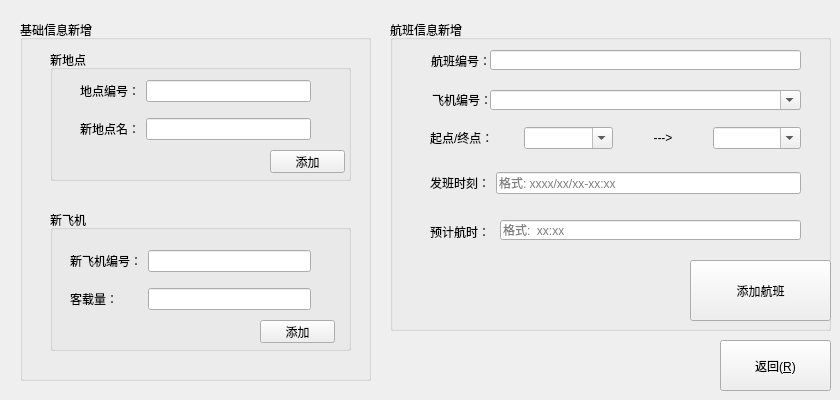
The window that src/UI/widgets/informationloggerwidget.ui (3944Realms/AirLife) describes before a commit, drawn with Qt 5.
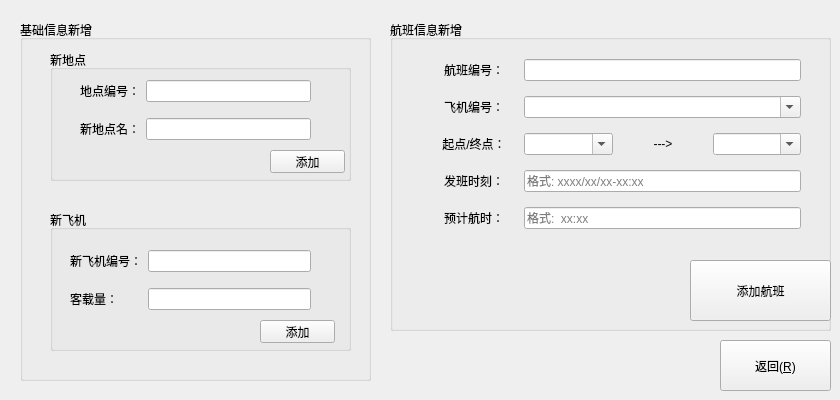
The same window after the commit. Icons and pictures are not drawn.

```diff
--- a/src/UI/widgets/informationloggerwidget.ui
+++ b/src/UI/widgets/informationloggerwidget.ui
@@ -170,51 +170,6 @@
    <property name="title">
     <string>航班信息新增</string>
    </property>
-   <widget class="QLabel" name="airLifeFlightLabel">
-    <property name="geometry">
-     <rect>
-      <x>40</x>
-      <y>20</y>
-      <width>61</width>
-      <height>41</height>
-     </rect>
-    </property>
-    <property name="text">
-     <string>航班编号：</string>
-    </property>
-    <property name="alignment">
-     <set>Qt::AlignRight|Qt::AlignTrailing|Qt::AlignVCenter</set>
-    </property>
-   </widget>
-   <widget class="QLabel" name="airLifeAirplaneUUIDLabel">
-    <property name="geometry">
-     <rect>
-      <x>42</x>
-      <y>70</y>
-      <width>72</width>
-      <height>19</height>
-     </rect>
-    </property>
-    <property name="text">
-     <string>飞机编号：</string>
-    </property>
-   </widget>
-   <widget class="QComboBox" name="airLifeFlightAirplaneUUIDComboBox">
-    <property name="geometry">
-     <rect>
-      <x>100</x>
-      <y>70</y>
-      <width>311</width>
-      <height>20</height>
-     </rect>
-    </property>
-    <property name="editable">
-     <bool>true</bool>
-    </property>
-    <property name="frame">
-     <bool>true</bool>
-    </property>
-   </widget>
    <widget class="QPushButton" name="airLifeAddNewFlightPushButton">
     <property name="geometry">
      <rect>
@@ -232,29 +187,70 @@
     <property name="geometry">
      <rect>
       <x>40</x>
-      <y>90</y>
+      <y>30</y>
       <width>371</width>
-      <height>101</height>
+      <height>191</height>
      </rect>
     </property>
-    <layout class="QVBoxLayout" name="verticalLayout">
-     <item>
-      <layout class="QHBoxLayout" name="horizontalLayout_2">
-       <item>
+    <layout class="QGridLayout" name="gridLayout_3">
+     <item row="2" column="1">
         <widget class="QLabel" name="airLifeSELabel">
          <property name="text">
           <string>起点/终点：</string>
          </property>
-        </widget>
-       </item>
-       <item>
+       <property name="alignment">
+        <set>Qt::AlignCenter</set>
+       </property>
+      </widget>
+     </item>
+     <item row="3" column="1">
+      <widget class="QLabel" name="airLifeSTimeELabel">
+       <property name="text">
+        <string>发班时刻：</string>
+       </property>
+       <property name="alignment">
+        <set>Qt::AlignCenter</set>
+       </property>
+      </widget>
+     </item>
+     <item row="2" column="2">
         <widget class="QComboBox" name="airLifeFlightEComboBox">
          <property name="editable">
           <bool>true</bool>
          </property>
         </widget>
        </item>
-       <item>
+     <item row="0" column="1">
+      <widget class="QLabel" name="airLifeFlightLabel">
+       <property name="text">
+        <string>航班编号：</string>
+       </property>
+       <property name="alignment">
+        <set>Qt::AlignCenter</set>
+       </property>
+      </widget>
+     </item>
+     <item row="4" column="1">
+      <widget class="QLabel" name="airLifeTakeTimeLabel">
+       <property name="text">
+        <string>预计航时：</string>
+       </property>
+       <property name="alignment">
+        <set>Qt::AlignCenter</set>
+       </property>
+      </widget>
+     </item>
+     <item row="1" column="1">
+      <widget class="QLabel" name="airLifeAirplaneUUIDLabel">
+       <property name="text">
+        <string>飞机编号：</string>
+       </property>
+       <property name="alignment">
+        <set>Qt::AlignCenter</set>
+       </property>
+      </widget>
+     </item>
+     <item row="2" column="3">
         <widget class="QLabel" name="airLifeArrowLabel">
          <property name="focusPolicy">
           <enum>Qt::NoFocus</enum>
@@ -267,25 +263,27 @@
          </property>
         </widget>
        </item>
-       <item>
+     <item row="2" column="4">
         <widget class="QComboBox" name="airLifeFlightSComboBox">
          <property name="editable">
           <bool>true</bool>
          </property>
         </widget>
        </item>
-      </layout>
-     </item>
-     <item>
-      <layout class="QHBoxLayout" name="horizontalLayout_3">
-       <item>
-        <widget class="QLabel" name="airLifeSTimeELabel">
-         <property name="text">
-          <string>发班时刻：</string>
+     <item row="1" column="2" colspan="3">
+      <widget class="QComboBox" name="airLifeFlightAirplaneUUIDComboBox">
+       <property name="editable">
+        <bool>true</bool>
+       </property>
+       <property name="frame">
+        <bool>true</bool>
          </property>
         </widget>
        </item>
-       <item>
+     <item row="0" column="2" colspan="3">
+      <widget class="QLineEdit" name="airLifeFlightUUIDLineEdit"/>
+     </item>
+     <item row="3" column="2" colspan="3">
         <widget class="QLineEdit" name="airLifeFlightTimeLineEdit">
          <property name="readOnly">
           <bool>false</bool>
@@ -295,45 +293,14 @@
          </property>
         </widget>
        </item>
-      </layout>
-     </item>
-    </layout>
-   </widget>
-   <widget class="QLineEdit" name="airLifeFlightUUIDLineEdit">
-    <property name="geometry">
-     <rect>
-      <x>100</x>
-      <y>30</y>
-      <width>311</width>
-      <height>20</height>
-     </rect>
-    </property>
-   </widget>
+     <item row="4" column="2" colspan="3">
    <widget class="QLineEdit" name="airLifeFlightTakeTimeLineEdit">
-    <property name="geometry">
-     <rect>
-      <x>110</x>
-      <y>200</y>
-      <width>301</width>
-      <height>20</height>
-     </rect>
-    </property>
     <property name="placeholderText">
      <string>格式:  xx:xx</string>
     </property>
    </widget>
-   <widget class="QLabel" name="airLifeTakeTimeLabel">
-    <property name="geometry">
-     <rect>
-      <x>40</x>
-      <y>190</y>
-      <width>60</width>
-      <height>44</height>
-     </rect>
-    </property>
-    <property name="text">
-     <string>预计航时：</string>
-    </property>
+     </item>
+    </layout>
    </widget>
   </widget>
   <widget class="QPushButton" name="airLifeBackPushButton">
```
Left out of the diff: 2 changed lines with no effect on the pictures. Lines whose indentation alone changed are shown as unchanged.
